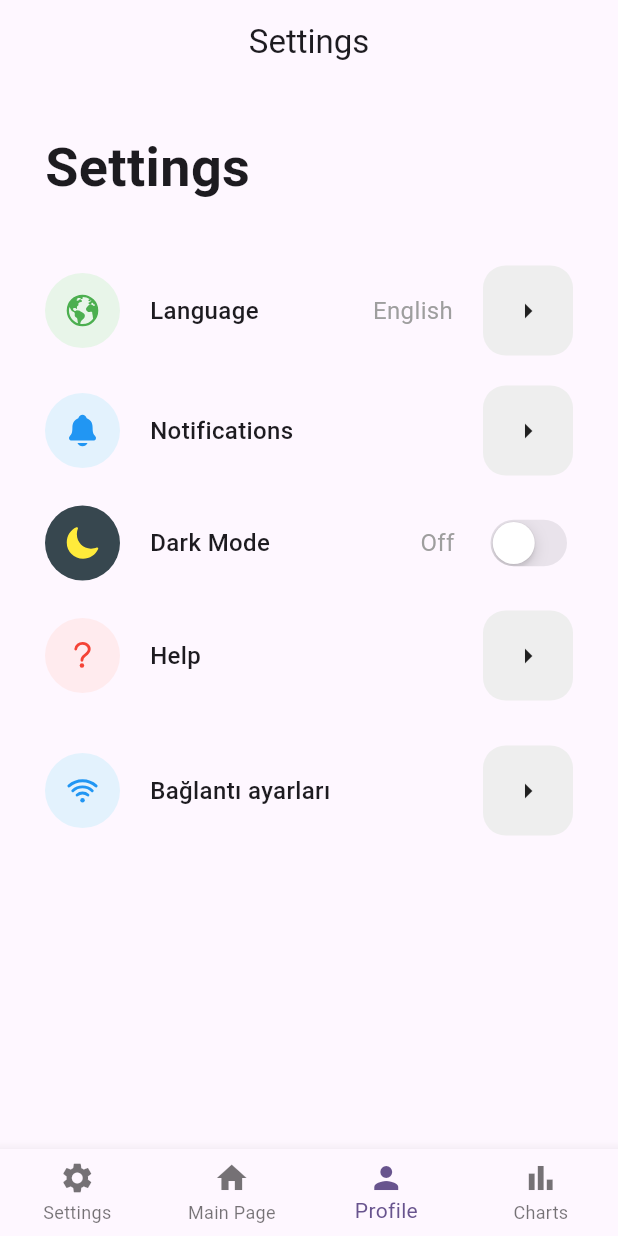
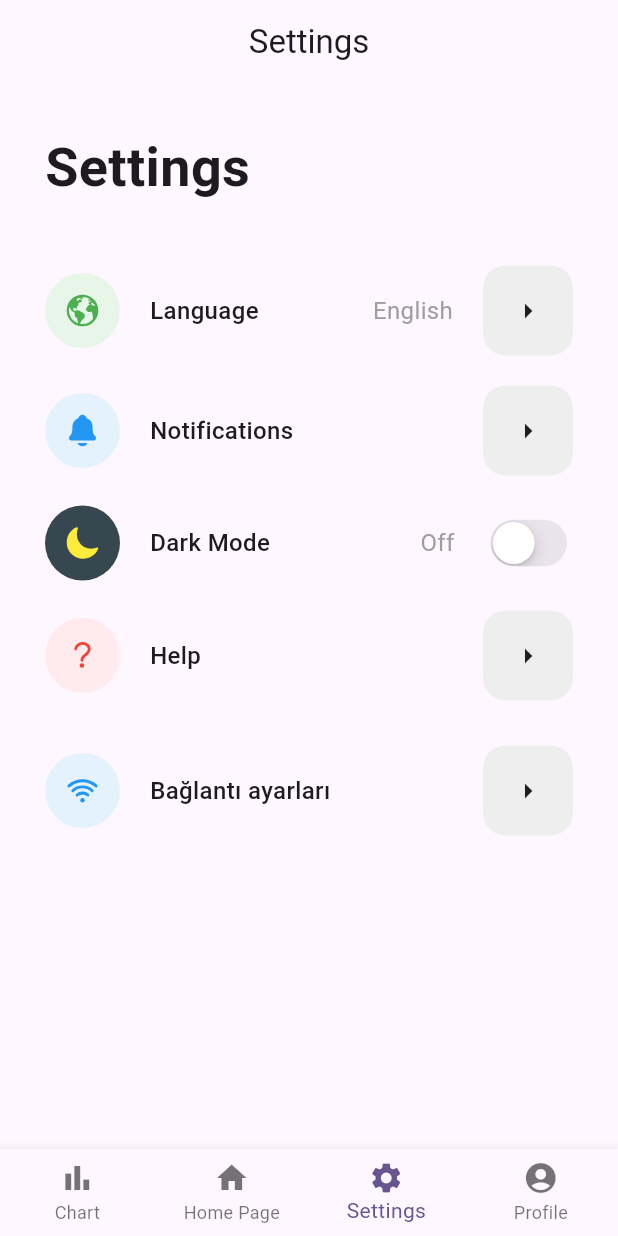
Before and after one commit to MehmetCopurCE/ModMaster, a Flutter app: the screen it shows once a user with an empty profile is signed in, item 3 of the bottom bar chosen, on a phone screen of 412 x 824 dp. Run offline on Flutter 3.47's test engine with Material 3 defaults, Android fonts, the phone set to English and light mode, and no system bars; our stand-ins replace cloud_firestore, firebase_auth, firebase_core, flutter_secure_storage, ionicons, sqflite; missing offline and left inert: graphic; accounts and stored records are empty.

Commit message:
BottomNav bugs fixed

```diff
--- a/lib/main.dart
+++ b/lib/main.dart
@@ -6,7 +6,7 @@ import 'package:mobile_project/screens/auth_check.dart';
 import 'package:mobile_project/service/firestore_service.dart';
 import 'package:mobile_project/service/register_service.dart';
 import 'firebase_options.dart';
-import 'screens/user_screens/main_page.dart';
+import 'screens/main_page.dart';
 import 'screens/user_screens/home_page.dart';
 
 //DatabaseService databaseService = DatabaseService();
--- a/lib/screens/auth_check.dart
+++ b/lib/screens/auth_check.dart
@@ -2,7 +2,7 @@ import 'package:firebase_auth/firebase_auth.dart';
 import 'package:flutter/material.dart';
 import 'package:mobile_project/auth/screens/login_page.dart';
 import 'user_screens/home_page.dart';
-import 'user_screens/main_page.dart';
+import 'main_page.dart';
 
 class AuthCheck extends StatelessWidget {
   const AuthCheck({Key? key}) : super(key: key);
--- /dev/null
+++ b/lib/screens/main_page.dart
@@ -0,0 +1,121 @@
+import 'package:flutter/material.dart';
+import 'package:mobile_project/screens/user_screens/example_charts.dart';
+import 'package:mobile_project/screens/user_screens/profile_page.dart';
+import 'package:mobile_project/screens/user_screens/settings_page.dart';
+import 'package:mobile_project/screens/user_screens/home_page.dart';
+
+class BottomNavy extends StatefulWidget {
+  const BottomNavy({Key? key}) : super(key: key);
+
+  @override
+  State<BottomNavy> createState() => _BottomNavyState();
+}
+
+class _BottomNavyState extends State<BottomNavy> {
+  String title = "Home Page";
+  int currentIndex = 1;
+  void onTopItem(int index) {
+    setState(() {
+      currentIndex = index;
+      if (currentIndex == 0) {
+        title = "Charts";
+      } else if (currentIndex == 1) {
+        title = "Home Page";
+      } else if (currentIndex == 2) {
+        title = "Settings";
+      } else {
+        title = "Profile";
+      }
+    });
+
+    // if (currentIndex == 1) {
+    //   Navigator.pushReplacement(
+    //     context,
+    //     MaterialPageRoute(builder: (context) => BottomNavy()),
+    //   );
+    // }
+  }
+
+  Widget? page() {
+    if (currentIndex == 0) {
+      title = "Charts";
+      return EchartsPage();
+    } else if (currentIndex == 1) {
+      title = "Main Page";
+      return const HomePage();
+    } else if (currentIndex == 2) {
+      title = "Settings";
+      return SettingsPage();
+    } else {
+      title = "Profile";
+      return const ProfilePage();
+    }
+  }
+
+  @override
+  Widget build(BuildContext context) {
+    return Scaffold(
+      appBar: AppBar(
+        centerTitle: true,
+        title: Text(title),
+        // actions: [
+        // Padding(
+        //   padding: const EdgeInsets.all(8.0),
+        //   child: InkWell(
+        //     onTap: () {
+        //       // Handle the onTap for the InkWell if needed
+        //     },
+        //     child: Container(
+        //       alignment: Alignment.center,
+        //       decoration: BoxDecoration(
+        //         color: Theme.of(context).brightness == Brightness.dark
+        //             ? Colors.grey[900]
+        //             : Colors.white.withOpacity(0.9),
+        //         borderRadius: BorderRadius.circular(10),
+        //       ),
+        //     ),
+        //   ),
+        // ),
+        // ],
+      ),
+      body: page(),
+      bottomNavigationBar: BottomNavigationBar(
+        currentIndex: currentIndex,
+        backgroundColor:
+            Theme.of(context).bottomNavigationBarTheme.backgroundColor,
+        onTap: (value) {
+          setState(() {
+            onTopItem(value);
+          });
+        },
+        type: BottomNavigationBarType.fixed,
+        items: [
+          BottomNavigationBarItem(
+            label: "Chart",
+            icon: const Icon(Icons.bar_chart),
+            backgroundColor:
+                Theme.of(context).bottomNavigationBarTheme.backgroundColor,
+          ),
+          BottomNavigationBarItem(
+            label: "Home Page",
+            icon: const Icon(Icons.home),
+            backgroundColor:
+                Theme.of(context).bottomNavigationBarTheme.backgroundColor,
+          ),
+          BottomNavigationBarItem(
+            label: "Settings",
+            icon: const Icon(Icons.settings),
+            backgroundColor:
+                Theme.of(context).bottomNavigationBarTheme.backgroundColor,
+          ),
+          BottomNavigationBarItem(
+            label: "Profile",
+            icon: const Icon(Icons.account_circle),
+            backgroundColor:
+                Theme.of(context).bottomNavigationBarTheme.backgroundColor,
+          ),
+        ],
+      ),
+    );
+  }
+}
--- a/lib/screens/user_screens/home_page.dart
+++ b/lib/screens/user_screens/home_page.dart
@@ -3,7 +3,7 @@ import 'package:firebase_auth/firebase_auth.dart';
 import 'package:flutter/material.dart';
 import 'package:mobile_project/screens/user_screens/chart_page.dart';
 import 'package:mobile_project/screens/user_screens/registers_page.dart';
-import 'package:mobile_project/screens/user_screens/main_page.dart'; // Import the MainPage
+import 'package:mobile_project/screens/main_page.dart'; // Import the MainPage
 import '../../auth/screens/login_page.dart';
 
 class HomePage extends StatefulWidget {
@@ -27,7 +27,6 @@ class _HomePageState extends State<HomePage> {
 
   // Function to navigate to MainPage
 
-
   @override
   Widget build(BuildContext context) {
     return Center(
@@ -45,7 +44,6 @@ class _HomePageState extends State<HomePage> {
             child: const Text("Registers"),
           ),
           const SizedBox(height: 30),
-
         ],
       ),
     );
--- a/lib/screens/user_screens/main_page.dart
+++ /dev/null
@@ -1,148 +0,0 @@
-import 'dart:async';
-import 'package:flutter/material.dart';
-import 'package:mobile_project/auth/widgets/login_form.dart';
-import 'package:mobile_project/screens/user_screens/example_charts.dart';
-import 'package:mobile_project/screens/user_screens/profile_page.dart';
-import 'package:mobile_project/screens/user_screens/settings_page.dart';
-import 'package:mobile_project/screens/user_screens/home_page.dart';
-import '../../utils/constants.dart';
-import 'package:mobile_project/screens/user_screens/main_page.dart';
-
-/*class MainPage extends StatelessWidget {
-  @override
-  Widget build(BuildContext context) {
-    return Scaffold(
-      body: Center(
-        child: Text(
-          'This is the Main Page',
-          style: TextStyle(fontSize: 24),
-        ),
-      ),
-    );
-  }
-} */
-
-class BottomNavy extends StatefulWidget {
-  const BottomNavy({Key? key}) : super(key: key);
-
-  @override
-  State<BottomNavy> createState() => _BottomNavyState();
-}
-
-class _BottomNavyState extends State<BottomNavy> {
-  String title = "Main Page";
-  int currentIndex = 1;
-  void onTopItem(int index) {
-    setState(() {
-      currentIndex = index;
-      if (currentIndex == 0) {
-        title = "Charts";
-      } else if (currentIndex == 1) {
-        title = "Main Page";
-      } else if (currentIndex == 2) {
-        title = "Settings";
-      } else {
-        title = "Profile";
-      }
-    });
-
-
-    if (currentIndex == 1) {
-      Navigator.pushReplacement(
-        context,
-        MaterialPageRoute(builder: (context) => BottomNavy()),
-      );
-    }
-  }
-
-
-  Widget? page() {
-    if (currentIndex == 0) {
-      title = "Charts";
-      return EchartsPage();
-    } else if (currentIndex == 1) {
-      title = "Main Page";
-      return HomePage();
-    } else if (currentIndex == 2) {
-      title = "Settings";
-      return SettingsPage();
-    } else {
-      title = "Profile";
-      return const DefaultTabController(
-        length: 2,
-        child: Column(
-          children: [
-            TabBar(
-              tabs: [
-                Tab(text: 'Main Device'),
-                Tab(text: 'Modbus'),
-              ],
-            ),
-          ],
-        ),
-      );
-    }
-  }
-
-  @override
-  Widget build(BuildContext context) {
-    return Scaffold(
-      appBar: AppBar(
-        centerTitle: true,
-        title: Text(title),
-        actions: [
-          Padding(
-            padding: const EdgeInsets.all(8.0),
-            child: InkWell(
-              onTap: () {
-                // Handle the onTap for the InkWell if needed
-              },
-              child: Container(
-                alignment: Alignment.center,
-                decoration: BoxDecoration(
-                  color: Theme.of(context).brightness == Brightness.dark
-                      ? Colors.grey[900]
-                      : Colors.white.withOpacity(0.9),
-                  borderRadius: BorderRadius.circular(10),
-                ),
-              ),
-            ),
-          ),
-        ],
-      ),
-      body: page(),
-      bottomNavigationBar: BottomNavigationBar(
-        currentIndex: currentIndex,
-        backgroundColor: Theme.of(context).bottomNavigationBarTheme.backgroundColor,
-        onTap: (value) {
-          setState(() {
-            onTopItem(value);
-          });
-        },
-        type: BottomNavigationBarType.fixed,
-        items: [
-          BottomNavigationBarItem(
-            label: "Settings",
-            icon: Icon(Icons.settings),
-            backgroundColor: Theme.of(context).bottomNavigationBarTheme.backgroundColor,
-          ),
-          BottomNavigationBarItem(
-            label: "Main Page",
-            icon: Icon(Icons.home),
-            backgroundColor: Theme.of(context).bottomNavigationBarTheme.backgroundColor,
-          ),
-          BottomNavigationBarItem(
-            label: "Profile",
-            icon: Icon(Icons.person),
-            backgroundColor: Theme.of(context).bottomNavigationBarTheme.backgroundColor,
-          ),
-          BottomNavigationBarItem(
-            label: "Charts",
-            icon: Icon(Icons.bar_chart),
-            backgroundColor: Theme.of(context).bottomNavigationBarTheme.backgroundColor,
-          ),
-        ],
-      ),
-    );
-  }
-}
```
Also changed, not shown: lib/auth/widgets/login_form.dart (+4 -3 lines), pubspec.lock.
